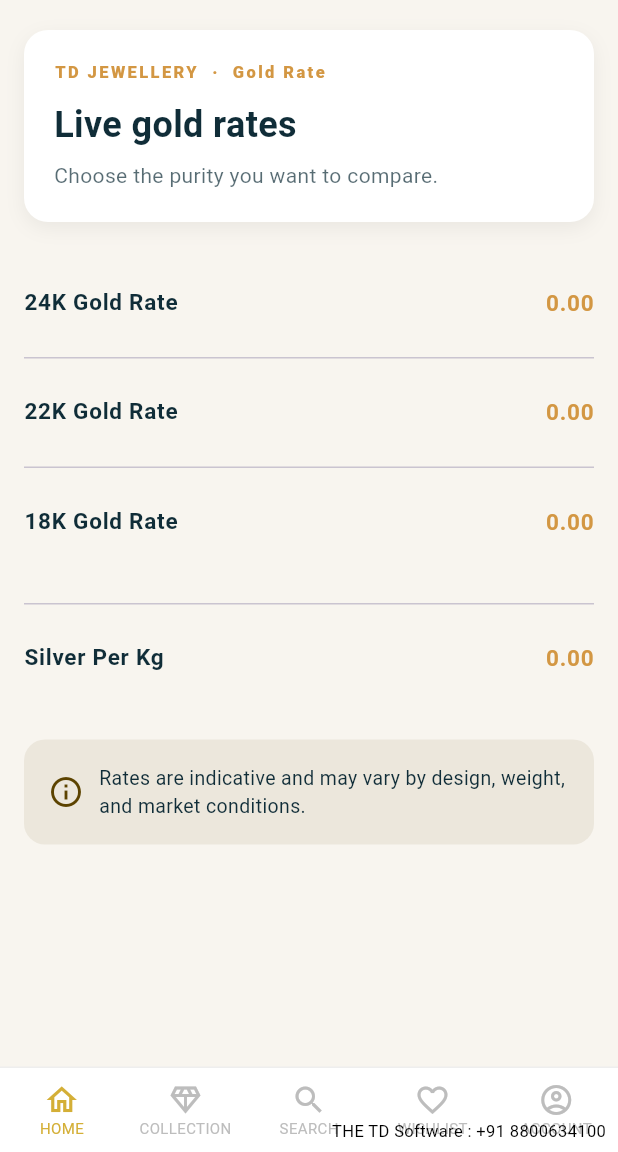
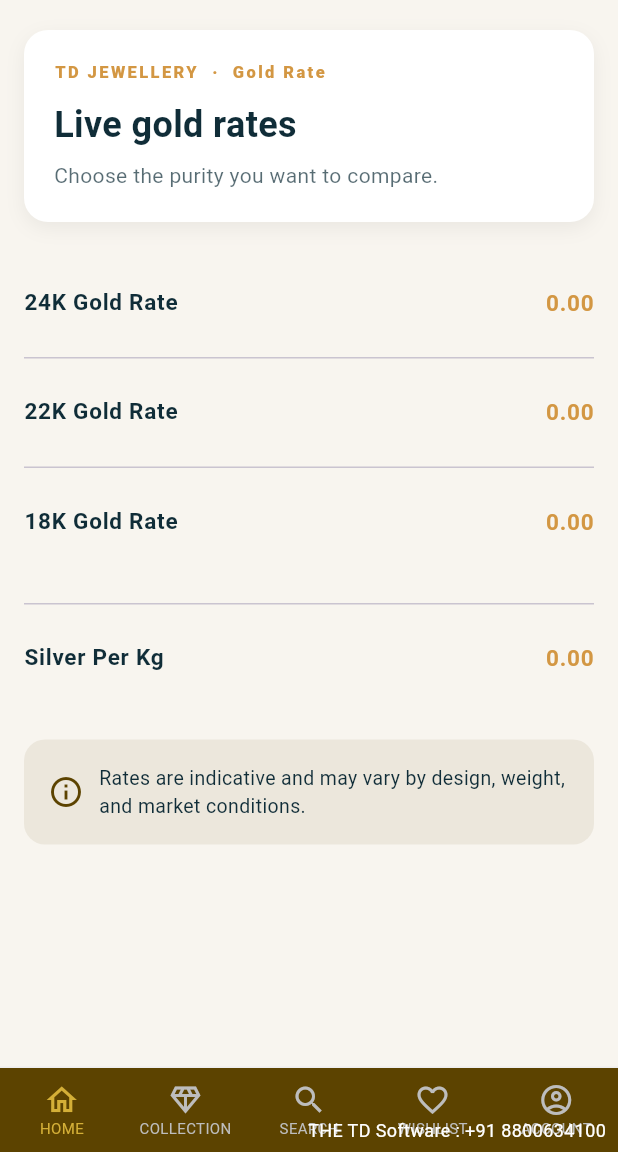
Before and after one commit to soni-ramji/bullionprod, a Flutter app: the Commodityrate screen opened directly, on a phone screen of 412 x 824 dp, the part 84-1236 px from its top. Run offline on Flutter 3.47's test engine with Material 3 defaults, Android fonts, the phone set to English and light mode, and no system bars; our stand-ins replace logger, shared_preferences; accounts and stored records are empty; network calls fail.

Commit message:
changed bottom bar
changed bottom bar

```diff
--- a/lib/environment.dart
+++ b/lib/environment.dart
@@ -2,7 +2,7 @@
 // Use `--dart-define=ENV=prod` when building for production.
 
 class AppConfig {
-  static const String env = String.fromEnvironment('ENV', defaultValue: 'prod');
+  static const String env = String.fromEnvironment('ENV', defaultValue: 'dev');
 
    //static const String _devBase = 'http://192.168.0.2:8090/bullionadmin';
    static const String _prodBase = 'http://192.168.29.140:8090/bullionadmin';
--- a/lib/screen/bottombar.dart
+++ b/lib/screen/bottombar.dart
@@ -24,7 +24,7 @@ class _BottombarState extends State<Bottombar> {
         color: Colors.white,
       ),
       child: BottomNavigationBar(
-        backgroundColor: Colors.white,
+        backgroundColor: const Color(0xFF5C4300),
         elevation: 0,
         type: BottomNavigationBarType.fixed,
         currentIndex: _selectedNavIndex,
@@ -84,7 +84,7 @@ class _BottombarState extends State<Bottombar> {
           bottom: 6,
           child: const Text(
             'THE TD Software : +91 8800634100',
-            style: TextStyle(fontSize: 11, color: Colors.black),
+            style: TextStyle(fontSize: 12, color: Colors.white),
           ),
         ),
       ],
```
Also changed, not shown: lib/screen/productscreen.dart (+10 -1 lines), lib/screen/subcategory.dart (+14 -1 lines).
